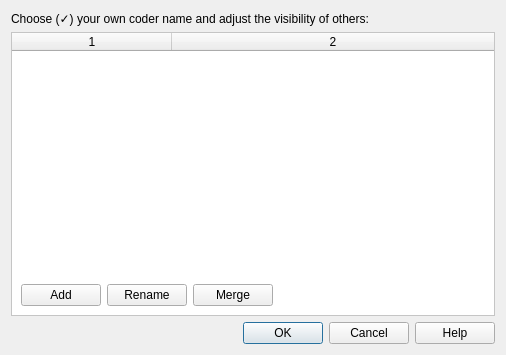
This is src/GUI_UIs/ui_dialog_coder_names.ui in ccbogel/QualCoder as Qt 5 draws it before an edit. The edited form follows.
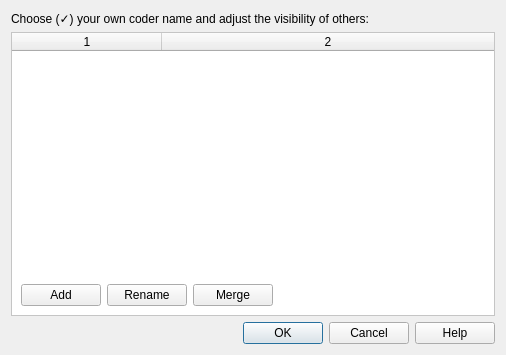
This is the edited form.

Patch:
```diff
--- a/src/GUI_UIs/ui_dialog_coder_names.ui
+++ b/src/GUI_UIs/ui_dialog_coder_names.ui
@@ -89,7 +89,7 @@
          <bool>false</bool>
         </attribute>
         <attribute name="horizontalHeaderDefaultSectionSize">
-         <number>160</number>
+         <number>150</number>
         </attribute>
         <attribute name="horizontalHeaderStretchLastSection">
          <bool>true</bool>
```
